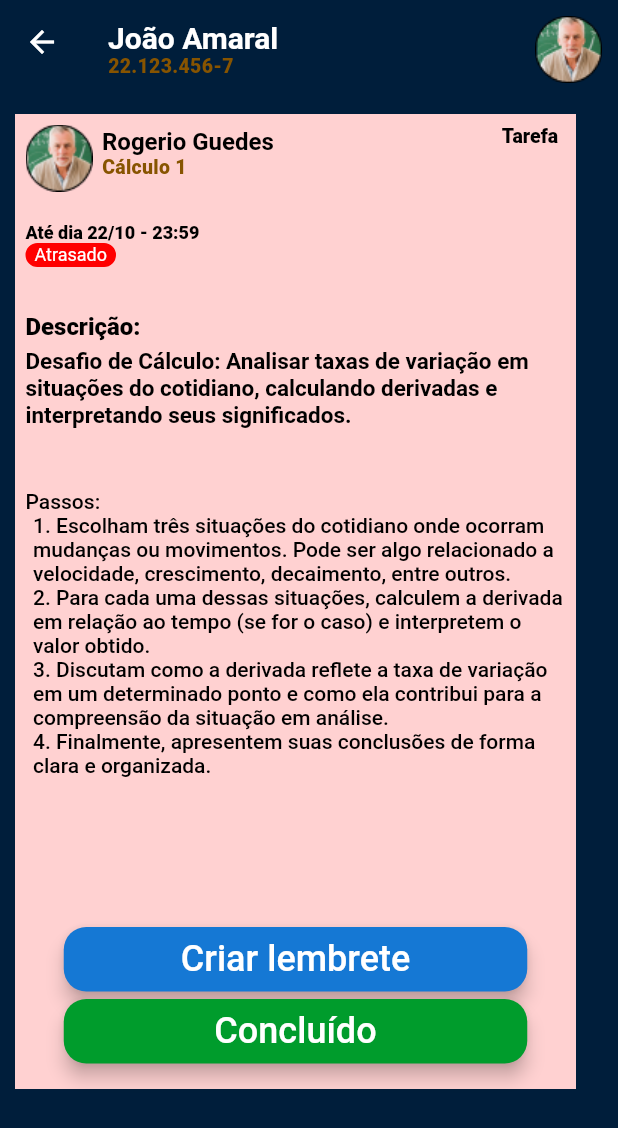
After one commit to EnzoFavaro/Maua-Tasks, a Flutter app: the screen it shows after launch, after a tap on an icon or button, on a phone screen of 412 x 824 dp. The commit adds this screen. Shown: the top 1128 px of the screen. Run offline on Flutter 3.47's test engine with Material 2 defaults, Android fonts, the phone set to English and light mode, and no system bars; our stand-ins replace table_calendar; Roboto replaces fonts that are missing (Lato-Regular).

Commit message:
adicionando a tela dos detalhes da tarefa
Signed-off-by: Iago Aurichio <iagoaurichio39@gmail.com>

```diff
--- /dev/null
+++ b/lib/pages/details.dart
@@ -0,0 +1,61 @@
+import 'package:flutter/material.dart';
+import 'package:maua_tasks/widgets/task_details.dart';
+
+class Details extends StatefulWidget {
+  const Details({super.key});
+
+  @override
+  State<Details> createState() => _DetailsState();
+}
+
+class _DetailsState extends State<Details> {
+  late final String nameTeacher;
+  late final String task;
+  late final String description;
+  late final String date;
+  late final Color cor = const Color(0xffFFD1D1);
+  @override
+  Widget build(BuildContext context) {
+    return Scaffold(
+      backgroundColor: const Color(0xff001E3B),
+      appBar: AppBar(
+        elevation: 0,
+        backgroundColor: Colors.transparent,
+        title: const Padding(
+          padding: EdgeInsets.only(top: 10),
+          child: Text.rich(
+          TextSpan(
+            text: "João Amaral",
+            style: TextStyle(
+              fontFamily: 'Lato-Regular',
+              fontWeight: FontWeight.bold,
+              color: Colors.white,
+              fontSize: 20.0,
+              decoration: TextDecoration.none,
+            ),
+            children: <InlineSpan>[
+              TextSpan(
+                text: '\n22.123.456-7',
+                style: TextStyle(
+                  fontFamily: 'Lato-Regular',
+                  fontWeight: FontWeight.w800,
+                  letterSpacing: 0.2,
+                  fontSize: 13.0,
+                  color: Color(0xff875400),
+                  height: 1.2,
+                ),
+              ),
+            ],
+          ),
+        )),
+        actions: <Widget>[
+          Padding(
+            padding: const EdgeInsets.only(right: 10, top: 10),
+            child: Image.asset('assets/images/teacherPhoto.png'),
+          ),
+        ],
+      ),
+      body: const TaskDetails("Rogerio Guedes", "Tarefa", "Desafio de Cálculo: Analisar taxas de variação em situações do cotidiano, calculando derivadas e interpretando seus significados.", "Até dia 22/10 - 23:59", Color(0xffFFD1D1), "Atrasado"),
+    );
+  }
+}
--- a/lib/pages/home.dart
+++ b/lib/pages/home.dart
@@ -69,27 +69,27 @@ class Home extends StatelessWidget {
           ))
             ]),
           const CardTask("Rogerio Guedes", "Tarefa", "Desafio de Cálculo: Analisar taxas de variação em situações do cotidiano, calculando derivadas e interpretando seus significados.", "Até dia 22/10 - 23:59", Color(0xffFFD1D1)),
-          const Padding(
-            padding: EdgeInsets.only(top: 20),
-            child: CardTask("Rogerio Guedes", "Tarefa", "É com alegria que estendemos a vocês um convite especial para participar da nossa aguardada Feira de Estágios do Instituto Mauá de Tecnologia! Uma jornada de oportunidades para interações valiosas com empresas renomadas, ampliação de horizontes profissionais e o início de trajetórias promissoras. Contamos com a presença de todos!", "Até dia 22/10 - 23:59", Color(0xffD2FFD1))),
-            const Padding(
-            padding: EdgeInsets.only(top: 20),
-            child: CardTask("Rogerio Guedes", "Tarefa", "É com alegria que estendemos a vocês um convite especial para participar da nossa aguardada Feira de Estágios do Instituto Mauá de Tecnologia! Uma jornada de oportunidades para interações valiosas com empresas renomadas, ampliação de horizontes profissionais e o início de trajetórias promissoras. Contamos com a presença de todos!", "Até dia 22/10 - 23:59", Color(0xffFFD1D1))),
-            const Padding(
-            padding: EdgeInsets.only(top: 20),
-            child: CardTask("Rogerio Guedes", "Tarefa", "É com alegria que estendemos a vocês um convite especial para participar da nossa aguardada Feira de Estágios do Instituto Mauá de Tecnologia! Uma jornada de oportunidades para interações valiosas com empresas renomadas, ampliação de horizontes profissionais e o início de trajetórias promissoras. Contamos com a presença de todos!", "Até dia 22/10 - 23:59", Color(0xffD2FFD1))),
-            const Padding(
-            padding: EdgeInsets.only(top: 20),
-            child: CardTask("Rogerio Guedes", "Tarefa", "É com alegria que estendemos a vocês um convite especial para participar da nossa aguardada Feira de Estágios do Instituto Mauá de Tecnologia! Uma jornada de oportunidades para interações valiosas com empresas renomadas, ampliação de horizontes profissionais e o início de trajetórias promissoras. Contamos com a presença de todos!", "Até dia 22/10 - 23:59", Color(0xffFFD1D1))),
-            const Padding(
-            padding: EdgeInsets.only(top: 20),
-            child: CardTask("Rogerio Guedes", "Tarefa", "É com alegria que estendemos a vocês um convite especial para participar da nossa aguardada Feira de Estágios do Instituto Mauá de Tecnologia! Uma jornada de oportunidades para interações valiosas com empresas renomadas, ampliação de horizontes profissionais e o início de trajetórias promissoras. Contamos com a presença de todos!", "Até dia 22/10 - 23:59", Color(0xffD2FFD1))),
-            const Padding(
-            padding: EdgeInsets.only(top: 20),
-            child: CardTask("Rogerio Guedes", "Tarefa", "É com alegria que estendemos a vocês um convite especial para participar da nossa aguardada Feira de Estágios do Instituto Mauá de Tecnologia! Uma jornada de oportunidades para interações valiosas com empresas renomadas, ampliação de horizontes profissionais e o início de trajetórias promissoras. Contamos com a presença de todos!", "Até dia 22/10 - 23:59", Color(0xffFFD1D1))),
-            const Padding(
-            padding: EdgeInsets.only(top: 20),
-            child: CardTask("Rogerio Guedes", "Tarefa", "É com alegria que estendemos a vocês um convite especial para participar da nossa aguardada Feira de Estágios do Instituto Mauá de Tecnologia! Uma jornada de oportunidades para interações valiosas com empresas renomadas, ampliação de horizontes profissionais e o início de trajetórias promissoras. Contamos com a presença de todos!", "Até dia 22/10 - 23:59", Color(0xffD2FFD1))),
+          // const Padding(
+          //   padding: EdgeInsets.only(top: 20),
+          //   child: CardTask("Rogerio Guedes", "Tarefa", "É com alegria que estendemos a vocês um convite especial para participar da nossa aguardada Feira de Estágios do Instituto Mauá de Tecnologia! Uma jornada de oportunidades para interações valiosas com empresas renomadas, ampliação de horizontes profissionais e o início de trajetórias promissoras. Contamos com a presença de todos!", "Até dia 22/10 - 23:59", Color(0xffD2FFD1))),
+          //   const Padding(
+          //   padding: EdgeInsets.only(top: 20),
+          //   child: CardTask("Rogerio Guedes", "Tarefa", "É com alegria que estendemos a vocês um convite especial para participar da nossa aguardada Feira de Estágios do Instituto Mauá de Tecnologia! Uma jornada de oportunidades para interações valiosas com empresas renomadas, ampliação de horizontes profissionais e o início de trajetórias promissoras. Contamos com a presença de todos!", "Até dia 22/10 - 23:59", Color(0xffFFD1D1))),
+          //   const Padding(
+          //   padding: EdgeInsets.only(top: 20),
+          //   child: CardTask("Rogerio Guedes", "Tarefa", "É com alegria que estendemos a vocês um convite especial para participar da nossa aguardada Feira de Estágios do Instituto Mauá de Tecnologia! Uma jornada de oportunidades para interações valiosas com empresas renomadas, ampliação de horizontes profissionais e o início de trajetórias promissoras. Contamos com a presença de todos!", "Até dia 22/10 - 23:59", Color(0xffD2FFD1))),
+          //   const Padding(
+          //   padding: EdgeInsets.only(top: 20),
+          //   child: CardTask("Rogerio Guedes", "Tarefa", "É com alegria que estendemos a vocês um convite especial para participar da nossa aguardada Feira de Estágios do Instituto Mauá de Tecnologia! Uma jornada de oportunidades para interações valiosas com empresas renomadas, ampliação de horizontes profissionais e o início de trajetórias promissoras. Contamos com a presença de todos!", "Até dia 22/10 - 23:59", Color(0xffFFD1D1))),
+          //   const Padding(
+          //   padding: EdgeInsets.only(top: 20),
+          //   child: CardTask("Rogerio Guedes", "Tarefa", "É com alegria que estendemos a vocês um convite especial para participar da nossa aguardada Feira de Estágios do Instituto Mauá de Tecnologia! Uma jornada de oportunidades para interações valiosas com empresas renomadas, ampliação de horizontes profissionais e o início de trajetórias promissoras. Contamos com a presença de todos!", "Até dia 22/10 - 23:59", Color(0xffD2FFD1))),
+          //   const Padding(
+          //   padding: EdgeInsets.only(top: 20),
+          //   child: CardTask("Rogerio Guedes", "Tarefa", "É com alegria que estendemos a vocês um convite especial para participar da nossa aguardada Feira de Estágios do Instituto Mauá de Tecnologia! Uma jornada de oportunidades para interações valiosas com empresas renomadas, ampliação de horizontes profissionais e o início de trajetórias promissoras. Contamos com a presença de todos!", "Até dia 22/10 - 23:59", Color(0xffFFD1D1))),
+          //   const Padding(
+          //   padding: EdgeInsets.only(top: 20),
+          //   child: CardTask("Rogerio Guedes", "Tarefa", "É com alegria que estendemos a vocês um convite especial para participar da nossa aguardada Feira de Estágios do Instituto Mauá de Tecnologia! Uma jornada de oportunidades para interações valiosas com empresas renomadas, ampliação de horizontes profissionais e o início de trajetórias promissoras. Contamos com a presença de todos!", "Até dia 22/10 - 23:59", Color(0xffD2FFD1))),
         ],
       ),
       )
--- a/lib/pages/settings.dart
+++ b/lib/pages/settings.dart
@@ -1,7 +1,5 @@
 import 'package:flutter/material.dart';
 import 'package:url_launcher/url_launcher.dart';
-
-
 
 class Settings extends StatefulWidget {
   const Settings({super.key});
--- a/lib/widgets/task.dart
+++ b/lib/widgets/task.dart
@@ -1,4 +1,7 @@
 import 'package:flutter/material.dart';
+import 'package:maua_tasks/pages/details.dart';
+import 'package:maua_tasks/pages/login.dart';
+import 'package:maua_tasks/pages/settings.dart';
 
 class CardTask extends StatelessWidget {
   final String nameTeacher;
@@ -15,7 +18,14 @@ class CardTask extends StatelessWidget {
       {super.key});
   @override
   Widget build(BuildContext context) {
-      return Container(
+      return GestureDetector(
+        onTap: (){
+          Navigator.push(
+            context,
+            MaterialPageRoute(builder:(context) => const Details())
+          );
+        },
+        child: Container(
             color: cor,
             width: 374,
             constraints: const BoxConstraints(minHeight: 100),
@@ -102,6 +112,7 @@ class CardTask extends StatelessWidget {
                 ),
               ],
             ),
+          ),
       );
   }
 }
--- /dev/null
+++ b/lib/widgets/task_details.dart
@@ -0,0 +1,263 @@
+import 'package:flutter/material.dart';
+
+class TaskDetails extends StatelessWidget {
+  final String nameTeacher;
+  final String task;
+  final String description;
+  final String date;
+  final Color cor;
+  final String statusTask;
+  const TaskDetails(this.nameTeacher, this.task, this.description, this.date,
+      this.cor, this.statusTask,
+      {super.key});
+
+  @override
+  Widget build(BuildContext context) {
+    return Padding(
+      padding: const EdgeInsets.only(left: 10, top: 20),
+      child: Container(
+        color: cor,
+        width: 374,
+        height: 650,
+        constraints: const BoxConstraints(minHeight: 100),
+        padding: const EdgeInsets.all(7.0),
+        child: Column(
+          children: [
+            Row(
+              crossAxisAlignment: CrossAxisAlignment.start,
+              children: [
+                Image.asset('assets/images/teacherPhoto.png'),
+                Padding(
+                  padding: const EdgeInsets.only(left: 6.0, top: 2.0),
+                  child: Text.rich(
+                    TextSpan(
+                      text: nameTeacher,
+                      style: const TextStyle(
+                        fontFamily: 'Lato-Regular',
+                        fontWeight: FontWeight.w700,
+                        color: Colors.black,
+                        fontSize: 16.0,
+                        decoration: TextDecoration.none,
+                      ),
+                      children: const <InlineSpan>[
+                        TextSpan(
+                          text: '\nCálculo 1',
+                          style: TextStyle(
+                            fontFamily: 'Lato-Regular',
+                            fontWeight: FontWeight.w800,
+                            letterSpacing: 0.2,
+                            fontSize: 13.0,
+                            color: Color(0xff875400),
+                            height: 1.2,
+                          ),
+                        ),
+                      ],
+                    ),
+                  ),
+                ),
+                Padding(
+                  padding: const EdgeInsets.only(left: 152.0),
+                  child: Text(
+                    task,
+                    style: const TextStyle(
+                      fontFamily: 'Lato-Regular',
+                      fontWeight: FontWeight.w800,
+                      fontSize: 13.0,
+                      color: Colors.black,
+                      decoration: TextDecoration.none,
+                    ),
+                  ),
+                ),
+              ],
+            ),
+            Padding(
+              padding: const EdgeInsets.only(top: 20),
+              child: Row(
+                mainAxisAlignment: MainAxisAlignment.start,
+                children: [
+                  Text(
+                    date,
+                    style: const TextStyle(
+                      fontFamily: 'Lato-Regular',
+                      fontWeight: FontWeight.w800,
+                      color: Colors.black,
+                      decoration: TextDecoration.none,
+                      fontSize: 12.0,
+                    ),
+                  ),
+                ],
+              ),
+            ),
+            Row(
+              mainAxisAlignment: MainAxisAlignment.start,
+              children: [
+                Container(
+                  decoration: BoxDecoration(
+                      color: const Color(0xffFF0000),
+                      border: Border.all(color: const Color(0xffFF0000)),
+                      borderRadius: BorderRadius.circular(15)),
+                  child: Padding(
+                    padding: const EdgeInsets.only(left: 5, right: 5),
+                    child: Text(
+                      statusTask,
+                      style: const TextStyle(
+                        color: Colors.white,
+                        fontFamily: 'Lato-Regular',
+                        fontSize: 12,
+                      ),
+                    ),
+                  ),
+                ),
+              ],
+            ),
+            const Row(
+              mainAxisAlignment: MainAxisAlignment.start,
+              children: [
+                Padding(
+                  padding: EdgeInsets.only(top: 30),
+                  child: Text(
+                    "Descrição:",
+                    style: TextStyle(
+                        color: Colors.black,
+                        fontFamily: 'Lato-Regular',
+                        fontSize: 16,
+                        fontWeight: FontWeight.w900),
+                  ),
+                ),
+              ],
+            ),
+            Padding(
+              padding: const EdgeInsets.only(top: 5),
+              child: Text(
+                description,
+                style: const TextStyle(
+                  fontFamily: 'Lato-Regular',
+                  fontWeight: FontWeight.w600,
+                  color: Colors.black,
+                  fontSize: 15,
+                  decoration: TextDecoration.none,
+                ),
+              ),
+            ),
+            const Row(
+              mainAxisAlignment: MainAxisAlignment.start,
+              children: [
+                Padding(
+                  padding: EdgeInsets.only(top: 40),
+                  child: Text(
+                    "Passos:",
+                    style: TextStyle(
+                        color: Colors.black,
+                        fontFamily: 'Lato-Regular',
+                        fontSize: 14,
+                        fontWeight: FontWeight.w500),
+                  ),
+                ),
+              ],
+            ),
+            const Padding(
+              padding: EdgeInsets.only(left: 5),
+              child: Text(
+                "1. Escolham três situações do cotidiano onde ocorram mudanças ou movimentos. Pode ser algo relacionado a velocidade, crescimento, decaimento, entre outros.",
+                style: TextStyle(
+                    color: Colors.black,
+                    fontFamily: 'Lato-Regular',
+                    fontSize: 14,
+                    fontWeight: FontWeight.w500),
+                softWrap: true,
+              ),
+            ),
+            const Padding(
+              padding: EdgeInsets.only(left: 5),
+              child: Text(
+                "2. Para cada uma dessas situações, calculem a derivada em relação ao tempo (se for o caso) e interpretem o valor obtido.",
+                style: TextStyle(
+                    color: Colors.black,
+                    fontFamily: 'Lato-Regular',
+                    fontSize: 14,
+                    fontWeight: FontWeight.w500),
+                softWrap: true,
+              ),
+            ),
+            const Padding(
+              padding: EdgeInsets.only(left: 5),
+              child:  Text(
+                "3. Discutam como a derivada reflete a taxa de variação em um determinado ponto e como ela contribui para a compreensão da situação em análise.",
+                style: TextStyle(
+                    color: Colors.black,
+                    fontFamily: 'Lato-Regular',
+                    fontSize: 14,
+                    fontWeight: FontWeight.w500),
+                softWrap: true,
+              ),
+            ),
+            const Padding(
+              padding: EdgeInsets.only(left: 5),
+              child:  Text(
+                "4. Finalmente, apresentem suas conclusões de forma clara e organizada.",
+                style: TextStyle(
+                    color: Colors.black,
+                    fontFamily: 'Lato-Regular',
+                    fontSize: 14,
+                    fontWeight: FontWeight.w500),
+                softWrap: true,
+              ),
+            ),
+            Padding(
+              padding: const EdgeInsets.only(top: 100),
+              child: SizedBox(
+                width: 309,
+                height: 43,
+                child: ElevatedButton(
+                  style: ButtonStyle(
+                    backgroundColor: MaterialStateProperty.all(const Color(0xff1578D4)),
+                    elevation: MaterialStateProperty.all(5.0),
+                    shadowColor: MaterialStateProperty.all(Colors.black),
+                    shape: MaterialStateProperty.all(RoundedRectangleBorder(
+                      borderRadius: BorderRadius.circular(15)
+                    ))
+                  ),
+                  onPressed: (){},
+                  child: const Text(
+                    "Criar lembrete",
+                    style: TextStyle(
+                      color: Colors.white,
+                      fontFamily: 'Lato-Regular',
+                      fontSize: 24,
+                    ),
+                  ),
+                  ),
+              ),
+            ),
+            Padding(
+              padding: const EdgeInsets.only(top: 5),
+              child: SizedBox(
+                  width: 309,
+                  height: 43,
+                  child: ElevatedButton(
+                    style: ButtonStyle(
+                      backgroundColor: MaterialStateProperty.all(const Color(0xff009C2C)),
+                      elevation: MaterialStateProperty.all(5.0),
+                      shadowColor: MaterialStateProperty.all(Colors.black),
+                      shape: MaterialStateProperty.all(RoundedRectangleBorder(
+                        borderRadius: BorderRadius.circular(15)
+                      ))
+                    ),
+                    onPressed: (){},
+                    child: const Text(
+                      "Concluído",
+                      style: TextStyle(
+                        color: Colors.white,
+                        fontFamily: 'Lato-Regular',
+                        fontSize: 24,
+                      ),
+                    ),
+                    ),
+                ),
+            ),
+          ],
+        ),
+      ),
+    );
+  }
+}
```
Also changed, not shown: pubspec.lock. Lines whose indentation alone changed are shown as unchanged.
